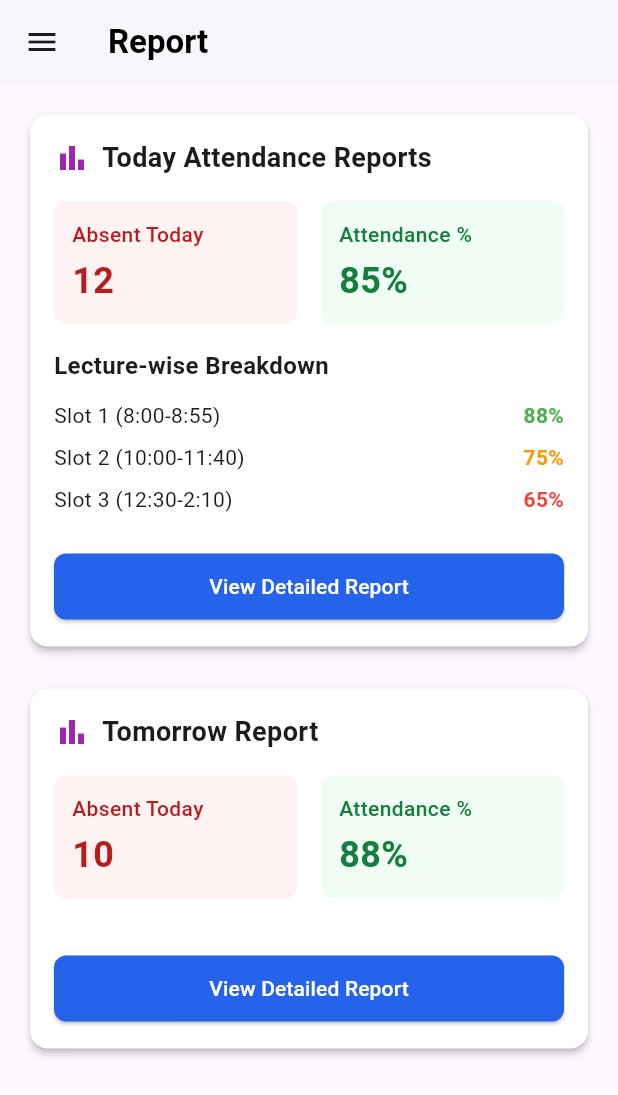
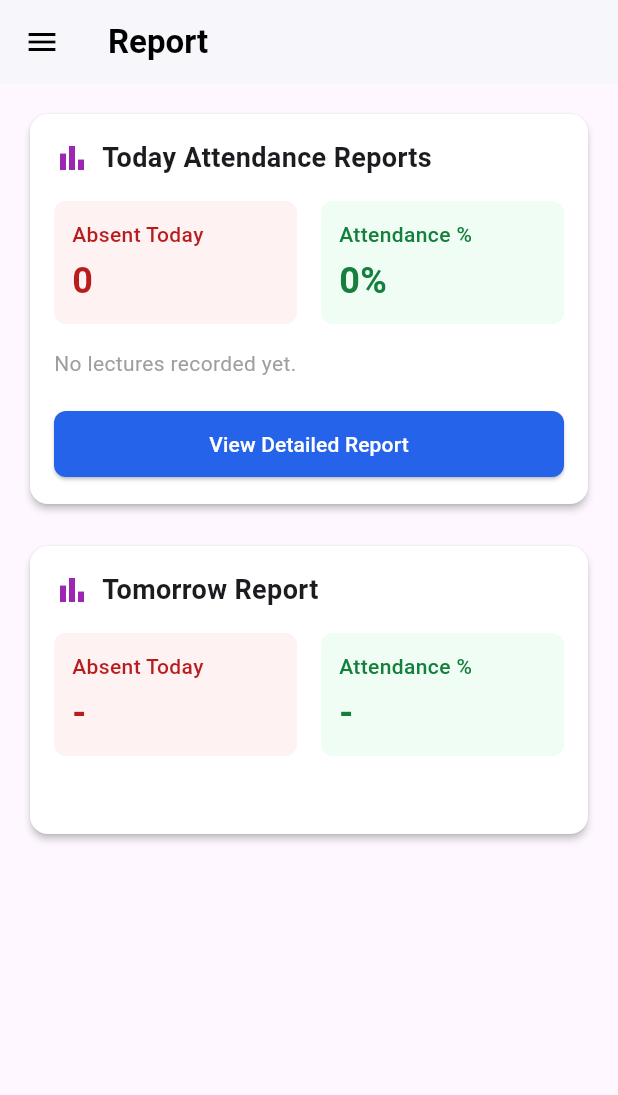
Before and after one commit to Vishwarajsinh7/SmartAbsent, a Flutter app: the ReportScreen screen opened directly, on a phone screen of 412 x 824 dp. Shown: the top 1095 px of the screen. Run offline on Flutter 3.47's test engine with Material 3 defaults, Android fonts, the phone set to English and light mode, and no system bars; our stand-ins replace cloud_firestore, dotted_border, firebase_core, firebase_storage, image_picker; missing offline and left inert: flutter_application_1; accounts and stored records are empty; Roboto replaces fonts that are missing (Poppins); statements that could not run were skipped.

```diff
--- a/lib/screen/recordandreport.dart
+++ b/lib/screen/recordandreport.dart
@@ -1,28 +1,7 @@
+import 'package:cloud_firestore/cloud_firestore.dart';
+import 'package:demo1/screen/sidebar.dart';
+import 'package:demo1/screen/todayreport.dart'; // Ensure this file exists
 import 'package:flutter/material.dart';
-import 'package:flutter_application_1/screen/sidebar.dart';
-import 'package:flutter_application_1/screen/todayreport.dart';
-
-void main() {
-  // The starting point of the app.
-  runApp(const ReportsApp());
-}
-
-class ReportsApp extends StatelessWidget {
-  const ReportsApp({super.key});
-
-  @override
-  Widget build(BuildContext context) {
-    return MaterialApp(
-      debugShowCheckedModeBanner: false,
-      theme: ThemeData(
-        // We use a light grey background for a softer look.
-        scaffoldBackgroundColor: const Color(0xFFF9FAFB),
-        fontFamily: 'Poppins',
-      ),
-      home: const ReportScreen(),
-    );
-  }
-}
 
 class ReportScreen extends StatefulWidget {
   const ReportScreen({super.key});
@@ -32,11 +11,80 @@ class ReportScreen extends StatefulWidget {
 }
 
 class _ReportScreenState extends State<ReportScreen> {
-  // This variable keeps track of the selected tab. 2 means "Reports".
+  // --- STATE VARIABLES ---
+  bool _isLoading = true;
+  String _todayAbsent = "0";
+  String _todayAttendancePercent = "0%";
+  List<Map<String, Object>> _todayLectures = [];
+
+  @override
+  void initState() {
+    super.initState();
+    _fetchReportData();
+  }
+
+  // --- FETCH DATA FROM FIREBASE ---
+  Future<void> _fetchReportData() async {
+    setState(() => _isLoading = true);
+    try {
+      DateTime now = DateTime.now();
+      // Format: dd-MM-yyyy (Must match how you saved it)
+      String dateStr = "${now.day.toString().padLeft(2, '0')}-${now.month.toString().padLeft(2, '0')}-${now.year}";
+
+      // 1. Query Attendance Logs for TODAY
+      final snapshot = await FirebaseFirestore.instance
+          .collection('attendance_logs')
+          .where('date', isEqualTo: dateStr)
+          .get();
+
+      int totalStudentsForDay = 0;
+      int totalAbsentForDay = 0;
+      List<Map<String, Object>> lectures = [];
+
+      for (var doc in snapshot.docs) {
+        final data = doc.data();
+
+        // Get totals for this specific lecture
+        int totalStudents = (data['totalCeStudents'] ?? 0) + (data['totalItStudents'] ?? 0);
+        List ceAbs = data['ceAbsentees'] ?? [];
+        List itAbs = data['itAbsentees'] ?? [];
+        int absentCount = ceAbs.length + itAbs.length;
+        int presentCount = totalStudents - absentCount;
+
+        // Calculate Lecture Percentage
+        int lecturePercent = totalStudents == 0 ? 0 : ((presentCount / totalStudents) * 100).round();
+
+        // Add to Day Totals
+        totalStudentsForDay += totalStudents;
+        totalAbsentForDay += absentCount;
+
+        // Add to Breakdown List
+        lectures.add({
+          'time': "${data['subjectName']} (${data['timeSlot']})",
+          'percent': "$lecturePercent%",
+          'color': lecturePercent < 75 ? Colors.red : Colors.green, // Red if low attendance
+        });
+      }
+
+      // Calculate Overall Day Percentage
+      int dayPercent = totalStudentsForDay == 0 ? 0 : (((totalStudentsForDay - totalAbsentForDay) / totalStudentsForDay) * 100).round();
+
+      if (mounted) {
+        setState(() {
+          _todayAbsent = totalAbsentForDay.toString();
+          _todayAttendancePercent = "$dayPercent%";
+          _todayLectures = lectures;
+          _isLoading = false;
+        });
+      }
+    } catch (e) {
+      print("Error fetching reports: $e");
+      if(mounted) setState(() => _isLoading = false);
+    }
+  }
 
   @override
   Widget build(BuildContext context) {
-    // Scaffold is a basic page layout structure.
     return Scaffold(
       appBar: AppBar(
         backgroundColor: Colors.white,
@@ -45,45 +93,39 @@ class _ReportScreenState extends State<ReportScreen> {
           'Report',
           style: TextStyle(color: Colors.black, fontWeight: FontWeight.bold),
         ),
+        iconTheme: const IconThemeData(color: Colors.black),
       ),
-      drawer: const Drawer(child: Sidebar()),
-      // SingleChildScrollView allows the content to be scrolled if it's too long for the screen.
-      body: SingleChildScrollView(
+      drawer: const Drawer(
+        child: Sidebar(),
+      ),
+      body: _isLoading
+        ? const Center(child: CircularProgressIndicator())
+        : SingleChildScrollView(
             padding: const EdgeInsets.all(16.0),
-        // A Column arranges its children vertically.
             child: Column(
               children: [
-            // We call our custom ReportCard widget for "Today's Report".
+                // --- TODAY'S REPORT (Dynamic) ---
                 ReportCard(
                   title: 'Today Attendance Reports',
-              absentValue: '12',
-              attendanceValue: '85%',
-              // We also pass the lecture breakdown data.
-              lectureSlots: const [
-                {
-                  'time': 'Slot 1 (8:00-8:55)',
-                  'percent': '88%',
-                  'color': Colors.green,
+                  absentValue: _todayAbsent,
+                  attendanceValue: _todayAttendancePercent,
+                  lectureSlots: _todayLectures,
+                  onDetailPressed: () {
+                    Navigator.push(
+                      context,
+                      MaterialPageRoute(builder: (context) => const Todayreport()),
+                    );
                   },
-                {
-                  'time': 'Slot 2 (10:00-11:40)',
-                  'percent': '75%',
-                  'color': Colors.orange,
-                },
-                {
-                  'time': 'Slot 3 (12:30-2:10)',
-                  'percent': '65%',
-                  'color': Colors.red,
-                },
-              ],
                 ),
-            const SizedBox(height: 20), // Adds space between the cards.
-            // We reuse the same ReportCard widget for "Tomorrow's Report".
+
+                const SizedBox(height: 20),
+
+                // --- TOMORROW'S REPORT (Static/Placeholder) ---
                 const ReportCard(
                   title: 'Tomorrow Report',
-              absentValue: '10',
-              attendanceValue: '88%',
-              // No lecture data for tomorrow, so we don't pass it.
+                  absentValue: '-',
+                  attendanceValue: '-',
+                  // lectureSlots is null, so it won't show the breakdown
                 ),
               ],
             ),
@@ -97,19 +139,20 @@ class ReportCard extends StatelessWidget {
   final String title;
   final String absentValue;
   final String attendanceValue;
-  final List<Map<String, Object>>? lectureSlots; // This is optional
+  final List<Map<String, Object>>? lectureSlots;
+  final VoidCallback? onDetailPressed; // Added callback for button
 
   const ReportCard({
     super.key,
     required this.title,
     required this.absentValue,
     required this.attendanceValue,
-    this.lectureSlots, // It can be null
+    this.lectureSlots,
+    this.onDetailPressed,
   });
 
   @override
   Widget build(BuildContext context) {
-    // Card provides a nice container with a shadow.
     return Card(
       color: Colors.white,
       elevation: 2.0,
@@ -126,19 +169,15 @@ class ReportCard extends StatelessWidget {
                 const SizedBox(width: 8),
                 Text(
                   title,
-                  style: const TextStyle(
-                    fontSize: 18,
-                    fontWeight: FontWeight.bold,
-                  ),
+                  style: const TextStyle(fontSize: 18, fontWeight: FontWeight.bold),
                 ),
               ],
             ),
             const SizedBox(height: 16),
 
-            // Summary Boxes (Absent / Attendance %)
+            // Summary Boxes
             Row(
               children: [
-                // Expanded makes each child take up equal space.
                 Expanded(
                   child: SummaryBox(
                     label: 'Absent Today',
@@ -160,51 +199,37 @@ class ReportCard extends StatelessWidget {
             ),
             const SizedBox(height: 16),
 
-            // This condition checks if there is lecture data to show.
-            if (lectureSlots != null)
-              Column(
-                crossAxisAlignment: CrossAxisAlignment.start,
-                children: [
+            // Lecture Breakdown
+            if (lectureSlots != null && lectureSlots!.isNotEmpty) ...[
               const Text(
                 'Lecture-wise Breakdown',
                 style: TextStyle(fontSize: 16, fontWeight: FontWeight.bold),
               ),
               const SizedBox(height: 8),
-                  // We loop through the list of slots and create a row for each one.
               for (var slot in lectureSlots!)
                 LectureSlotRow(
                   time: slot['time'] as String,
                   percent: slot['percent'] as String,
                   percentColor: slot['color'] as Color,
                 ),
+            ] else if (lectureSlots != null && lectureSlots!.isEmpty) ...[
+               const Text("No lectures recorded yet.", style: TextStyle(color: Colors.grey)),
             ],
-              ),
 
             const SizedBox(height: 20),
 
             // "View Detailed Report" Button
+            if (onDetailPressed != null)
               SizedBox(
                 width: double.infinity,
                 child: ElevatedButton(
-                onPressed: () {
-                  Navigator.push(
-                    context,
-                    MaterialPageRoute(
-                      builder: (context) => const Todayreport(),
+                  onPressed: onDetailPressed,
+                  style: ElevatedButton.styleFrom(
+                    backgroundColor: const Color(0xFF2563EB),
+                    padding: const EdgeInsets.symmetric(vertical: 12),
+                    shape: RoundedRectangleBorder(borderRadius: BorderRadius.circular(8)),
                   ),
-                  );
-                },
-                style: ElevatedButton.styleFrom(
-                  backgroundColor: const Color(0xFF2563EB), // Blue color
-                  padding: const EdgeInsets.symmetric(vertical: 12),
-                  shape: RoundedRectangleBorder(
-                    borderRadius: BorderRadius.circular(8),
-                  ),
-                ),
-                child: const Text(
-                  'View Detailed Report',
-                  style: TextStyle(color: Colors.white),
-                ),
+                  child: const Text('View Detailed Report', style: TextStyle(color: Colors.white)),
                 ),
               ),
           ],
@@ -240,19 +265,9 @@ class SummaryBox extends StatelessWidget {
       child: Column(
         crossAxisAlignment: CrossAxisAlignment.start,
         children: [
-          Text(
-            label,
-            style: TextStyle(color: valueColor, fontWeight: FontWeight.w500),
-          ),
+          Text(label, style: TextStyle(color: valueColor, fontWeight: FontWeight.w500)),
           const SizedBox(height: 4),
-          Text(
-            value,
-            style: TextStyle(
-              color: valueColor,
-              fontSize: 24,
-              fontWeight: FontWeight.bold,
-            ),
-          ),
+          Text(value, style: TextStyle(color: valueColor, fontSize: 24, fontWeight: FontWeight.bold)),
         ],
       ),
     );
@@ -278,16 +293,11 @@ class LectureSlotRow extends StatelessWidget {
       padding: const EdgeInsets.symmetric(vertical: 4.0),
       child: Row(
         children: [
-          Text(time, style: const TextStyle(fontSize: 14)),
-          const Spacer(), // Spacer pushes the next widget to the end.
-          Text(
-            percent,
-            style: TextStyle(
-              fontSize: 14,
-              color: percentColor,
-              fontWeight: FontWeight.bold,
+          Expanded(
+            child: Text(time, style: const TextStyle(fontSize: 14), overflow: TextOverflow.ellipsis),
           ),
-          ),
+          const SizedBox(width: 8),
+          Text(percent, style: TextStyle(fontSize: 14, color: percentColor, fontWeight: FontWeight.bold)),
         ],
       ),
     );
```
Lines whose indentation alone changed are shown as unchanged.
